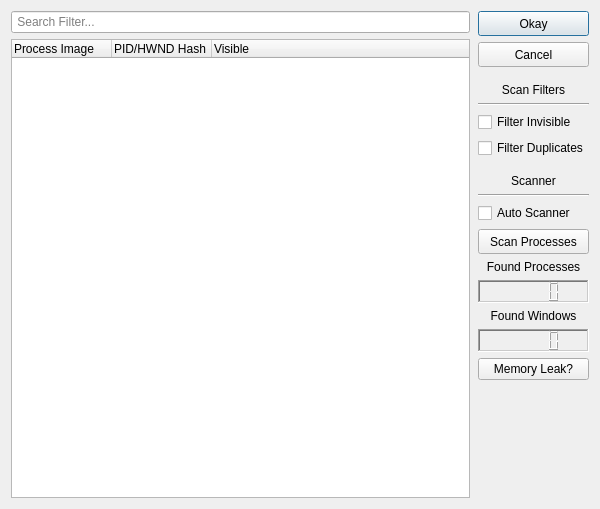
Old version of the form source/windowbrowser_dialog.ui in the repository PsychedelicShayna/cursor-locker.
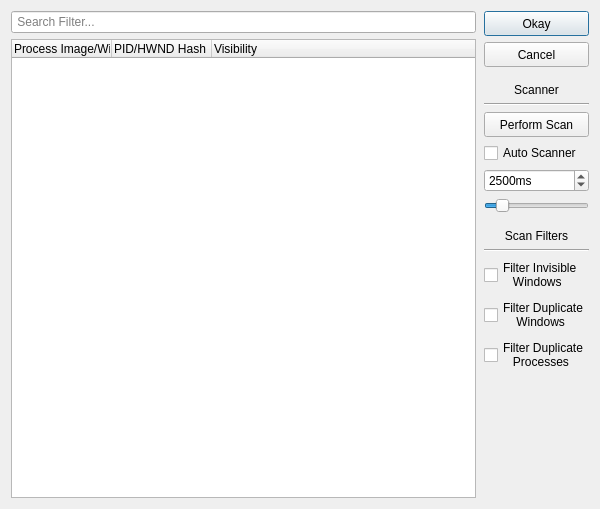
New version of the form.

The edit to the form file:
```diff
--- a/source/windowbrowser_dialog.ui
+++ b/source/windowbrowser_dialog.ui
@@ -36,7 +36,7 @@
        </attribute>
        <column>
         <property name="text">
-         <string>Process Image                      </string>
+         <string>Process Image/Window Title                   </string>
         </property>
        </column>
        <column>
@@ -46,7 +46,7 @@
        </column>
        <column>
         <property name="text">
-         <string>Visible</string>
+         <string>Visibility</string>
         </property>
        </column>
       </widget>
@@ -54,7 +54,7 @@
     </layout>
    </item>
    <item>
-    <layout class="QVBoxLayout" name="vlOptions" stretch="0,0,0,0">
+    <layout class="QVBoxLayout" name="vlOptions" stretch="0,0,0,0,0">
      <property name="leftMargin">
       <number>2</number>
      </property>
@@ -84,47 +84,6 @@
        </property>
       </widget>
      </item>
-     <item>
-      <layout class="QVBoxLayout" name="vlFilters">
-       <property name="topMargin">
-        <number>10</number>
-       </property>
-       <item>
-        <widget class="QLabel" name="label">
-         <property name="text">
-          <string>Scan Filters</string>
-         </property>
-         <property name="alignment">
-          <set>Qt::AlignCenter</set>
-         </property>
-        </widget>
-       </item>
-       <item>
-        <widget class="Line" name="line">
-         <property name="orientation">
-          <enum>Qt::Horizontal</enum>
-         </property>
-        </widget>
-       </item>
-       <item>
-        <widget class="QCheckBox" name="cbFilterInvisible">
-         <property name="text">
-          <string>Filter Invisible</string>
-         </property>
-        </widget>
-       </item>
-       <item>
-        <widget class="QCheckBox" name="cbFilterDuplicates">
-         <property name="text">
-          <string>Filter Duplicates</string>
-         </property>
-         <property name="checked">
-          <bool>false</bool>
-         </property>
-        </widget>
-       </item>
-      </layout>
-     </item>
      <item>
       <layout class="QVBoxLayout" name="vlScanner">
        <property name="topMargin">
@@ -147,6 +106,19 @@
          </property>
         </widget>
        </item>
+       <item>
+        <widget class="QPushButton" name="btnScan">
+         <property name="minimumSize">
+          <size>
+           <width>0</width>
+           <height>25</height>
+          </size>
+         </property>
+         <property name="text">
+          <string>Perform Scan</string>
+         </property>
+        </widget>
+       </item>
        <item>
         <widget class="QCheckBox" name="cbAutoScanner">
          <property name="layoutDirection">
@@ -161,54 +133,63 @@
         </widget>
        </item>
        <item>
-        <widget class="QPushButton" name="btnScan">
-         <property name="minimumSize">
-          <size>
-           <width>0</width>
-           <height>25</height>
-          </size>
+        <widget class="QSpinBox" name="sbAutoScannerInterval">
+         <property name="suffix">
+          <string>ms</string>
          </property>
-         <property name="text">
-          <string>Scan Processes</string>
+         <property name="prefix">
+          <string/>
          </property>
-        </widget>
-       </item>
-       <item>
-        <widget class="QLabel" name="label_3">
-         <property name="text">
-          <string>Found Processes</string>
+         <property name="minimum">
+          <number>1500</number>
          </property>
-         <property name="alignment">
-          <set>Qt::AlignCenter</set>
+         <property name="maximum">
+          <number>10000</number>
          </property>
+         <property name="stepType">
+          <enum>QAbstractSpinBox::DefaultStepType</enum>
+         </property>
+         <property name="value">
+          <number>2500</number>
+         </property>
+         <property name="displayIntegerBase">
+          <number>10</number>
+         </property>
         </widget>
        </item>
        <item>
-        <widget class="QLCDNumber" name="lcdProcesses">
-         <property name="font">
-          <font>
-           <weight>50</weight>
-           <bold>false</bold>
-          </font>
+        <widget class="QSlider" name="hsAutoScannerInterval">
+         <property name="minimum">
+          <number>1500</number>
          </property>
-         <property name="frameShape">
-          <enum>QFrame::WinPanel</enum>
+         <property name="maximum">
+          <number>10000</number>
          </property>
-         <property name="frameShadow">
-          <enum>QFrame::Sunken</enum>
+         <property name="singleStep">
+          <number>100</number>
          </property>
-         <property name="lineWidth">
-          <number>1</number>
+         <property name="value">
+          <number>2500</number>
          </property>
-         <property name="intValue" stdset="0">
-          <number>0</number>
+         <property name="orientation">
+          <enum>Qt::Horizontal</enum>
          </property>
+         <property name="tickPosition">
+          <enum>QSlider::NoTicks</enum>
+         </property>
         </widget>
        </item>
+      </layout>
+     </item>
+     <item>
+      <layout class="QVBoxLayout" name="vlFilters">
+       <property name="topMargin">
+        <number>10</number>
+       </property>
        <item>
-        <widget class="QLabel" name="label_4">
+        <widget class="QLabel" name="label">
          <property name="text">
-          <string>Found Windows</string>
+          <string>Scan Filters</string>
          </property>
          <property name="alignment">
           <set>Qt::AlignCenter</set>
@@ -216,37 +197,57 @@
         </widget>
        </item>
        <item>
-        <widget class="QLCDNumber" name="lcdWindows">
-         <property name="frameShape">
-          <enum>QFrame::WinPanel</enum>
+        <widget class="Line" name="line">
+         <property name="orientation">
+          <enum>Qt::Horizontal</enum>
          </property>
-         <property name="frameShadow">
-          <enum>QFrame::Sunken</enum>
-         </property>
         </widget>
        </item>
        <item>
-        <widget class="QPushButton" name="btnMemory">
+        <widget class="QCheckBox" name="cbFilterInvisibleWindows">
          <property name="text">
-          <string>Memory Leak?</string>
+          <string>Filter Invisible
+   Windows   </string>
          </property>
         </widget>
        </item>
        <item>
-        <spacer name="verticalSpacer">
-         <property name="orientation">
-          <enum>Qt::Vertical</enum>
+        <widget class="QCheckBox" name="cbFilterDuplicateWindows">
+         <property name="inputMethodHints">
+          <set>Qt::ImhNone</set>
          </property>
-         <property name="sizeHint" stdset="0">
-          <size>
-           <width>20</width>
-           <height>40</height>
-          </size>
+         <property name="text">
+          <string>Filter Duplicate
+    Windows    </string>
          </property>
-        </spacer>
+         <property name="checked">
+          <bool>false</bool>
+         </property>
+        </widget>
        </item>
+       <item>
+        <widget class="QCheckBox" name="cbFilterDuplicateProcesses">
+         <property name="text">
+          <string>Filter Duplicate
+   Processes   </string>
+         </property>
+        </widget>
+       </item>
       </layout>
      </item>
+     <item>
+      <spacer name="verticalSpacer">
+       <property name="orientation">
+        <enum>Qt::Vertical</enum>
+       </property>
+       <property name="sizeHint" stdset="0">
+        <size>
+         <width>20</width>
+         <height>40</height>
+        </size>
+       </property>
+      </spacer>
+     </item>
     </layout>
    </item>
   </layout>
```
